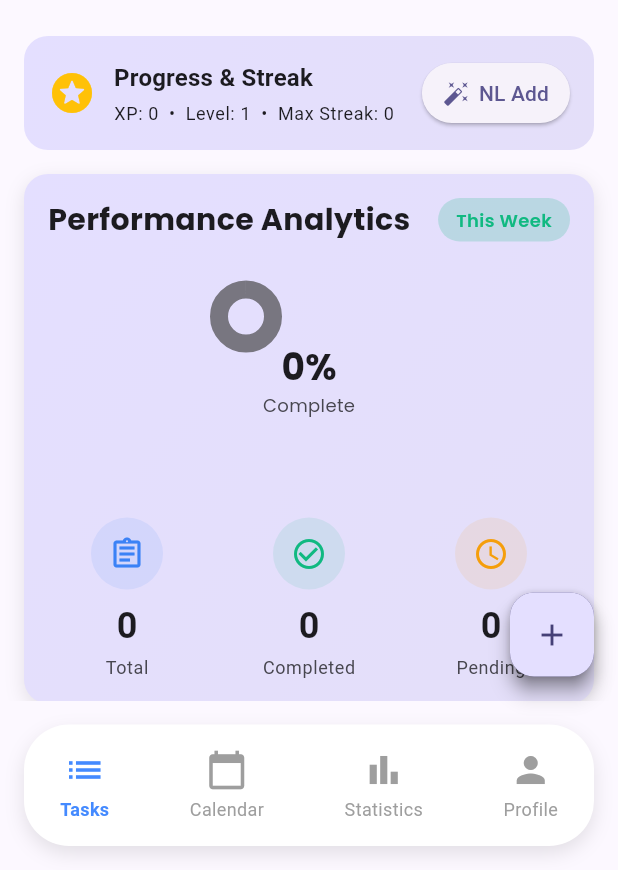
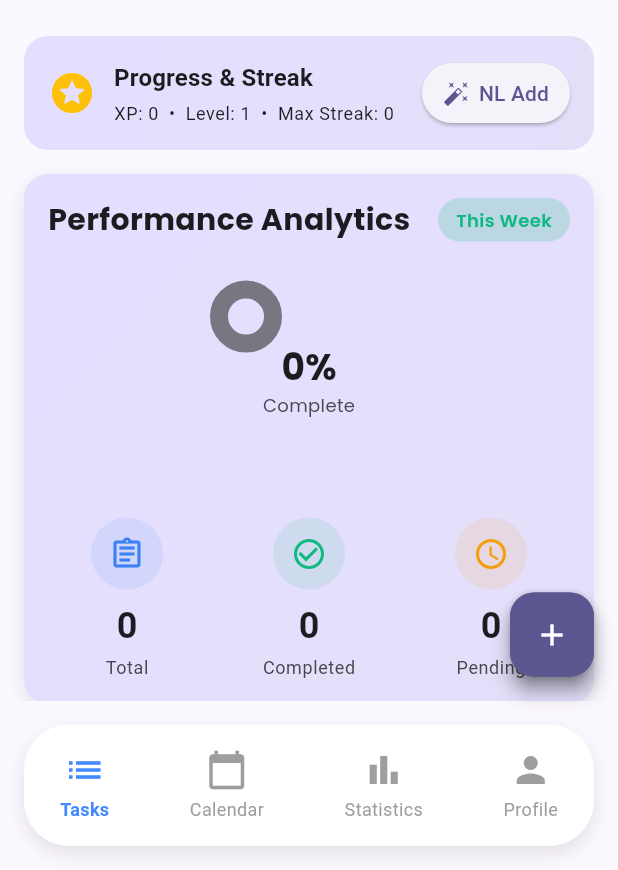
Before and after one commit to lavish112000/task_tracker, a Flutter app: the screen it shows after launch, in the side drawer, after a tap on the "add" icon, on a phone screen of 412 x 824 dp, the part 366-1236 px from its top. Run offline on Flutter 3.47's test engine with Material 3 defaults, Android fonts, the phone set to English and light mode, and no system bars; our stand-ins replace flutter_animate, google_fonts, image_picker, reorderables, shared_preferences, sqflite and 1 more; missing offline and left inert: encrypt, graphview; accounts and stored records are empty; Roboto replaces fonts that are missing (SF Pro Display).

Commit message:
Added new features

```diff
--- a/lib/screens/main_screen.dart
+++ b/lib/screens/main_screen.dart
@@ -2,18 +2,20 @@ import 'package:flutter/material.dart';
 import 'package:task_tracker/models/priority.dart';
 import 'package:task_tracker/models/task.dart';
 import 'package:task_tracker/models/priority_box.dart';
+import 'package:task_tracker/screens/calendar_screen.dart';
+import 'package:task_tracker/screens/dashboard_screen.dart';
+import 'package:task_tracker/screens/home_screen.dart';
+import 'package:task_tracker/screens/mind_map_screen.dart';
+import 'package:task_tracker/screens/notifications_screen.dart';
+import 'package:task_tracker/screens/pomodoro_screen.dart';
+import 'package:task_tracker/screens/profile_screen.dart';
+import 'package:task_tracker/screens/statistics_screen.dart';
+import 'package:task_tracker/screens/automation_rules_screen.dart';
 import 'package:task_tracker/services/task_service.dart';
-import 'package:task_tracker/screens/calendar_screen.dart';
-import 'package:task_tracker/screens/statistics_screen.dart';
-import 'package:task_tracker/screens/profile_screen.dart';
-import 'package:task_tracker/screens/home_screen.dart';
-import 'package:task_tracker/screens/pomodoro_screen.dart';
-import 'package:task_tracker/screens/dashboard_screen.dart';
-import 'package:task_tracker/screens/mind_map_screen.dart';
-import 'package:task_tracker/screens/automation_rules_screen.dart';
+import 'package:task_tracker/widgets/custom_drawer.dart';
+import 'package:task_tracker/widgets/custom_bottom_nav_bar.dart';
 import 'package:task_tracker/widgets/add_task_dialog.dart';
 import 'package:task_tracker/widgets/task_details_dialog.dart';
-import 'package:task_tracker/widgets/custom_bottom_nav_bar.dart';
 
 class MainScreen extends StatefulWidget {
   const MainScreen({super.key});
@@ -22,19 +24,31 @@ class MainScreen extends StatefulWidget {
   State<MainScreen> createState() => _MainScreenState();
 }
 
-class _MainScreenState extends State<MainScreen> with TickerProviderStateMixin {
+class _MainScreenState extends State<MainScreen> with TickerProviderStateMixin, RestorationMixin {
   final TaskService _taskService = TaskService();
   List<Task> _tasks = [];
   List<Task> _filteredTasks = [];
   bool _isLoading = true;
   int _selectedIndex = 0;
+  final GlobalKey<ScaffoldState> _scaffoldKey = GlobalKey<ScaffoldState>();
+
+  // Restorable state for navigation
+  final RestorableInt _currentPageIndex = RestorableInt(1); // Default to Home
+
+  @override
+  String get restorationId => 'main_screen';
+
+  @override
+  void restoreState(RestorationBucket? oldBucket, bool initialRestore) {
+    registerForRestoration(_currentPageIndex, 'page_index');
+  }
 
   // Filtering and sorting
-  String _searchQuery = '';
-  Priority? _priorityFilter;
-  bool _showCompleted = true;
-  String _sortBy = 'dueDate';
-  bool _sortAscending = true;
+  final String _searchQuery = '';
+  final bool _showCompleted = true;
+  final String _sortBy = 'dueDate';
+  final bool _sortAscending = true;
+  Priority? _priorityFilter; // Added missing filter state
 
   @override
   void initState() {
@@ -97,13 +111,11 @@ class _MainScreenState extends State<MainScreen> with TickerProviderStateMixin {
     setState(() {});
   }
 
-  void _onNavBarTap(int index) => setState(() => _selectedIndex = index);
-
   List<PriorityBox> _getPriorityBoxes() => [
         PriorityBox(
           id: 'high',
           name: 'High',
-            color: Colors.red,
+          color: Colors.red,
           tasks: _tasks.where((t) => t.priority == Priority.high).toList(),
         ),
         PriorityBox(
@@ -202,133 +214,122 @@ class _MainScreenState extends State<MainScreen> with TickerProviderStateMixin {
     }
   }
 
-  Widget _buildDrawer() {
-    return Drawer(
-      child: ListView(
-        padding: EdgeInsets.zero,
-        children: [
-          const DrawerHeader(
-            decoration: BoxDecoration(
-              gradient: LinearGradient(
-                colors: [Colors.blue, Colors.purple],
-                begin: Alignment.topLeft,
-                end: Alignment.bottomRight,
-              ),
-            ),
-            child: Column(
-              crossAxisAlignment: CrossAxisAlignment.start,
-              mainAxisAlignment: MainAxisAlignment.end,
-              children: [
-                Icon(Icons.task_alt, color: Colors.white, size: 48),
-                SizedBox(height: 8),
-                Text(
-                  'Task Tracker Pro',
-                  style: TextStyle(color: Colors.white, fontSize: 20, fontWeight: FontWeight.bold),
-                ),
-                Text('Advanced Features', style: TextStyle(color: Colors.white70, fontSize: 14)),
-              ],
-            ),
-          ),
-          _drawerItem(Icons.dashboard, 'Custom Dashboard', () {
-            Navigator.pop(context);
-            Navigator.push(context, MaterialPageRoute(builder: (_) => const DashboardScreen()));
-          }),
-          _drawerItem(Icons.timer, 'Pomodoro Focus', () {
-            Navigator.pop(context);
-            Navigator.push(context, MaterialPageRoute(builder: (_) => const PomodoroScreen()));
-          }),
-          _drawerItem(Icons.account_tree, 'Mind Map View', () {
-            Navigator.pop(context);
-            Navigator.push(context, MaterialPageRoute(builder: (_) => const MindMapScreen()));
-          }),
-          _drawerItem(Icons.smart_toy, 'Automation Rules', () {
-            Navigator.pop(context);
-            Navigator.push(context, MaterialPageRoute(builder: (_) => const AutomationRulesScreen()));
-          }),
-          const Divider(),
-          _drawerItem(Icons.security, 'Security Settings', () {
-            Navigator.pop(context);
-            ScaffoldMessenger.of(context).showSnackBar(
-              const SnackBar(content: Text('Security settings coming soon!')),
-            );
-          }),
-          _drawerItem(Icons.location_on, 'Location Reminders', () {
-            Navigator.pop(context);
-            ScaffoldMessenger.of(context).showSnackBar(
-              const SnackBar(content: Text('Location reminders coming soon!')),
-            );
-          }),
-          _drawerItem(Icons.voice_chat, 'Voice Commands', () {
-            Navigator.pop(context);
-            ScaffoldMessenger.of(context).showSnackBar(
-              const SnackBar(content: Text('Voice commands coming soon!')),
-            );
-          }),
-          const Divider(),
-          _drawerItem(Icons.help, 'Help & Support', () {
-            Navigator.pop(context);
-            showDialog(
-              context: context,
-              builder: (ctx) => AlertDialog(
-                title: const Text('Help & Support'),
-                content: const Text('Welcome to Task Tracker Pro! Use the drawer to access advanced features like Pomodoro focus sessions, mind mapping, and automation rules.'),
-                actions: [TextButton(onPressed: () => Navigator.pop(ctx), child: const Text('OK'))],
-              ),
-            );
-          }),
-        ],
-      ),
-    );
-  }
+  Widget _buildCurrentScreen() {
+    // Prefer drawer index when present, else fall back to bottom nav mapping
+    final idx = (_currentPageIndex.value >= 0) ? _currentPageIndex.value : _selectedIndex;
 
-  Widget _drawerItem(IconData icon, String title, VoidCallback onTap) {
-    return ListTile(
-      leading: Icon(icon),
-      title: Text(title),
-      onTap: onTap,
-    );
-  }
-
-  Widget _buildBody() {
-    switch (_selectedIndex) {
-      case 0: // Tasks (Home)
+    switch (idx) {
+      case 0:
+        return const DashboardScreen();
+      case 1:
         return HomeScreen(
           tasks: _filteredTasks,
           isLoading: _isLoading,
-          onTasksChanged: _loadTasks,
-          onTaskTap: _showTaskDetails,
-          onAddTask: _showAddTaskDialog,
+          onAddTask: () => _showAddTaskDialog(),
+          onTaskTap: (task) => _showTaskDetails(task),
+          onTasksChanged: () async {
+            await _loadTasks();
+          },
         );
-      case 1: // Calendar
-        return CalendarScreen(onTasksChanged: _loadTasks);
-      case 2: // Dashboard
-        return const DashboardScreen();
-      case 3: // Focus (Pomodoro)
+      case 2:
+        return const CalendarScreen();
+      case 3:
+        return StatisticsScreen(priorityBoxes: _getPriorityBoxes());
+      case 4:
+        return const MindMapScreen();
+      case 5:
         return const PomodoroScreen();
-      case 4: // Mind Map
-        return const MindMapScreen();
-      case 5: // Automation Rules
+      case 6:
+        return const NotificationsScreen();
+      case 7:
         return const AutomationRulesScreen();
-      case 6: // Profile
+      case 8:
         return ProfileScreen(priorityBoxes: _getPriorityBoxes());
       default:
-        return const SizedBox.shrink();
+        // Map bottom nav (0..3) to Home/Calendar/Statistics/Profile if needed
+        switch (_selectedIndex) {
+          case 0:
+            return HomeScreen(
+              tasks: _filteredTasks,
+              isLoading: _isLoading,
+              onAddTask: () => _showAddTaskDialog(),
+              onTaskTap: (task) => _showTaskDetails(task),
+              onTasksChanged: () async {
+                await _loadTasks();
+              },
+            );
+          case 1:
+            return const CalendarScreen();
+          case 2:
+            return StatisticsScreen(priorityBoxes: _getPriorityBoxes());
+          case 3:
+            return ProfileScreen(priorityBoxes: _getPriorityBoxes());
+          default:
+            return const Center(child: Text('Screen not found'));
+        }
     }
   }
 
   @override
   Widget build(BuildContext context) {
     return Scaffold(
-      drawer: _buildDrawer(),
-      body: _buildBody(),
-      bottomNavigationBar: CustomBottomNavBar(
-        selectedIndex: _selectedIndex,
-        onItemTapped: (i) => setState(() => _selectedIndex = i),
+      key: _scaffoldKey,
+      drawer: CustomDrawer(
+        selectedIndex: _currentPageIndex.value,
+        onItemTapped: (index) {
+          setState(() {
+            _currentPageIndex.value = index;
+            _selectedIndex = index;
+          });
+          // Close drawer after selection if on mobile
+          if (MediaQuery.of(context).size.width < 800) {
+            Navigator.pop(context);
+          }
+        },
       ),
-      floatingActionButton: _selectedIndex == 0
+      body: Row(
+        children: [
+          // Show drawer as sidebar on larger screens
+          if (MediaQuery.of(context).size.width >= 800)
+            CustomDrawer(
+              selectedIndex: _currentPageIndex.value,
+              onItemTapped: (index) {
+                setState(() {
+                  _currentPageIndex.value = index;
+                  _selectedIndex = index;
+                });
+              },
+            ),
+          // Main content
+          Expanded(
+            child: _isLoading
+                ? const Center(child: CircularProgressIndicator())
+                : _buildCurrentScreen(),
+          ),
+        ],
+      ),
+      floatingActionButton: _selectedIndex == 0 || _selectedIndex == 1
           ? FloatingActionButton(
               onPressed: () => _showAddTaskDialog(),
-              child: const Icon(Icons.add),
+              backgroundColor: Theme.of(context).colorScheme.primary,
+              child: Icon(
+                Icons.add,
+                color: Theme.of(context).colorScheme.onPrimary,
+              ),
+            )
+          : null,
+      // Show bottom navigation only on mobile
+      bottomNavigationBar: MediaQuery.of(context).size.width < 800
+          ? CustomBottomNavBar(
+              selectedIndex: _selectedIndex,
+              onItemTapped: (index) {
+                setState(() {
+                  _selectedIndex = index;
+                  // Map bottom nav (0..3) to drawer indices [1,2,3,8]
+                  const mapping = [1, 2, 3, 8];
+                  _currentPageIndex.value = mapping[index];
+                });
+              },
             )
           : null,
     );
--- /dev/null
+++ b/lib/widgets/custom_drawer.dart
@@ -0,0 +1,268 @@
+import 'package:flutter/material.dart';
+import 'package:task_tracker/screens/calendar_screen.dart';
+import 'package:task_tracker/screens/dashboard_screen.dart';
+import 'package:task_tracker/screens/home_screen.dart';
+import 'package:task_tracker/screens/mind_map_screen.dart';
+import 'package:task_tracker/screens/notifications_screen.dart';
+import 'package:task_tracker/screens/pomodoro_screen.dart';
+import 'package:task_tracker/screens/profile_screen.dart';
+import 'package:task_tracker/screens/statistics_screen.dart';
+import 'package:task_tracker/screens/automation_rules_screen.dart';
+import 'package:task_tracker/utils/app_colors.dart';
+import 'package:task_tracker/widgets/task_details_dialog.dart';
+
+class CustomDrawer extends StatefulWidget {
+  final int selectedIndex;
+  final Function(int) onItemTapped;
+
+  const CustomDrawer({
+    super.key,
+    required this.selectedIndex,
+    required this.onItemTapped,
+  });
+
+  @override
+  State<CustomDrawer> createState() => _CustomDrawerState();
+}
+
+class _CustomDrawerState extends State<CustomDrawer> {
+  bool _isExpanded = true;
+  final double _collapsedWidth = 70.0;
+  final double _expandedWidth = 250.0;
+
+  @override
+  Widget build(BuildContext context) {
+    return AnimatedContainer(
+      duration: const Duration(milliseconds: 300),
+      width: _isExpanded ? _expandedWidth : _collapsedWidth,
+      color: Theme.of(context).colorScheme.surface,
+      child: Column(
+        children: [
+          // App Logo and Toggle Button
+          Container(
+            padding: const EdgeInsets.symmetric(vertical: 20, horizontal: 16),
+            child: Row(
+              mainAxisAlignment: MainAxisAlignment.spaceBetween,
+              children: [
+                if (_isExpanded)
+                  const Text(
+                    'Task Tracker',
+                    style: TextStyle(
+                      fontSize: 20,
+                      fontWeight: FontWeight.bold,
+                      color: AppColors.primaryColor,
+                    ),
+                  )
+                else
+                  const Icon(
+                    Icons.check_circle_outline,
+                    color: AppColors.primaryColor,
+                    size: 28,
+                  ),
+                IconButton(
+                  icon: Icon(
+                    _isExpanded ? Icons.chevron_left : Icons.chevron_right,
+                    color: Theme.of(context).iconTheme.color,
+                  ),
+                  onPressed: () {
+                    setState(() {
+                      _isExpanded = !_isExpanded;
+                    });
+                  },
+                ),
+              ],
+            ),
+          ),
+          const Divider(height: 1, thickness: 1),
+          Expanded(
+            child: ListView(
+              padding: EdgeInsets.zero,
+              children: [
+                _buildListTile(
+                  context,
+                  icon: Icons.dashboard,
+                  title: 'Dashboard',
+                  index: 0,
+                ),
+                _buildListTile(
+                  context,
+                  icon: Icons.home,
+                  title: 'Home',
+                  index: 1,
+                ),
+                _buildListTile(
+                  context,
+                  icon: Icons.calendar_today,
+                  title: 'Calendar',
+                  index: 2,
+                ),
+                _buildListTile(
+                  context,
+                  icon: Icons.bar_chart,
+                  title: 'Statistics',
+                  index: 3,
+                ),
+                _buildListTile(
+                  context,
+                  icon: Icons.psychology,
+                  title: 'Mind Map',
+                  index: 4,
+                ),
+                _buildListTile(
+                  context,
+                  icon: Icons.timer,
+                  title: 'Pomodoro',
+                  index: 5,
+                ),
+                _buildListTile(
+                  context,
+                  icon: Icons.notifications,
+                  title: 'Notifications',
+                  index: 6,
+                ),
+                _buildListTile(
+                  context,
+                  icon: Icons.auto_awesome_motion,
+                  title: 'Automation',
+                  index: 7,
+                ),
+                _buildListTile(
+                  context,
+                  icon: Icons.person,
+                  title: 'Profile',
+                  index: 8,
+                ),
+              ],
+            ),
+          ),
+          const Divider(height: 1, thickness: 1),
+          // Theme Toggle and Settings
+          ListTile(
+            leading: const Icon(Icons.brightness_6),
+            title: _isExpanded ? const Text('Dark Mode') : null,
+            trailing: _isExpanded
+                ? Switch(
+                    value: Theme.of(context).brightness == Brightness.dark,
+                    onChanged: (value) {
+                      // Implement theme toggle
+                    },
+                    activeColor: AppColors.primaryColor,
+                  )
+                : null,
+            onTap: () {
+              // Toggle theme
+            },
+          ),
+        ],
+      ),
+    );
+  }
+
+  Widget _buildListTile(
+    BuildContext context, {
+    required IconData icon,
+    required String title,
+    required int index,
+  }) {
+    final isSelected = widget.selectedIndex == index;
+    final colorScheme = Theme.of(context).colorScheme;
+    final primaryColor = colorScheme.primary;
+
+    // Convert color to RGB and apply opacity
+    final selectedColor = primaryColor.withOpacity(0.1);
+
+    return ListTile(
+      leading: Icon(
+        icon,
+        color: isSelected ? AppColors.primaryColor : Theme.of(context).iconTheme.color,
+      ),
+      title: _isExpanded
+          ? Text(
+              title,
+              style: TextStyle(
+                color: isSelected
+                    ? AppColors.primaryColor
+                    : Theme.of(context).textTheme.bodyLarge?.color,
+                fontWeight: isSelected ? FontWeight.bold : FontWeight.normal,
+              ),
+            )
+          : null,
+      selected: isSelected,
+      selectedTileColor: selectedColor,
+      onTap: () => widget.onItemTapped(index),
+    );
+  }
+}
+
+class NavigationDestination {
+  final String title;
+  final IconData icon;
+  final Widget screen;
+
+  const NavigationDestination({
+    required this.title,
+    required this.icon,
+    required this.screen,
+  });
+}
+
+List<NavigationDestination> navigationDestinations = [
+  NavigationDestination(
+    title: 'Dashboard',
+    icon: Icons.dashboard,
+    screen: const DashboardScreen(),
+  ),
+  NavigationDestination(
+    title: 'Home',
+    icon: Icons.home,
+    screen: Builder(
+      builder: (context) => HomeScreen(
+        tasks: const [],
+        isLoading: false,
+        onAddTask: () {},
+        onTaskTap: (task) {
+          showDialog(
+            context: context,
+            builder: (context) => TaskDetailsDialog(task: task),
+          );
+        },
+        onTasksChanged: () {},
+      ),
+    ),
+  ),
+  NavigationDestination(
+    title: 'Calendar',
+    icon: Icons.calendar_today,
+    screen: const CalendarScreen(),
+  ),
+  NavigationDestination(
+    title: 'Statistics',
+    icon: Icons.bar_chart,
+    screen: const StatisticsScreen(priorityBoxes: []),
+  ),
+  NavigationDestination(
+    title: 'Mind Map',
+    icon: Icons.psychology,
+    screen: const MindMapScreen(),
+  ),
+  NavigationDestination(
+    title: 'Pomodoro',
+    icon: Icons.timer,
+    screen: const PomodoroScreen(),
+  ),
+  NavigationDestination(
+    title: 'Notifications',
+    icon: Icons.notifications,
+    screen: const NotificationsScreen(),
+  ),
+  NavigationDestination(
+    title: 'Automation',
+    icon: Icons.auto_awesome_motion,
+    screen: const AutomationRulesScreen(),
+  ),
+  NavigationDestination(
+    title: 'Profile',
+    icon: Icons.person,
+    screen: const ProfileScreen(priorityBoxes: []),
+  ),
+];
```
